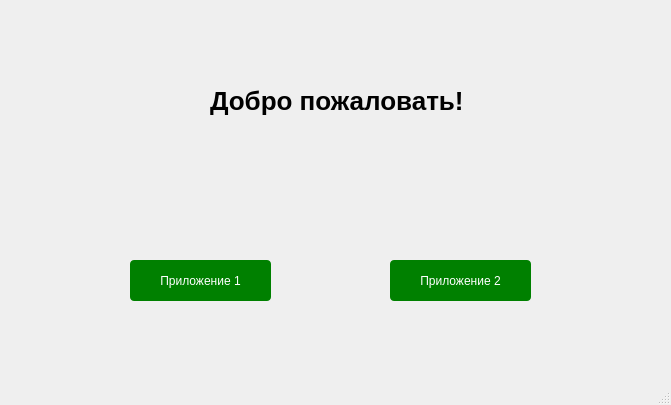
First picture: the form in lab_6/mainwindow.ui, repository Manakoff/2-, before the edit.
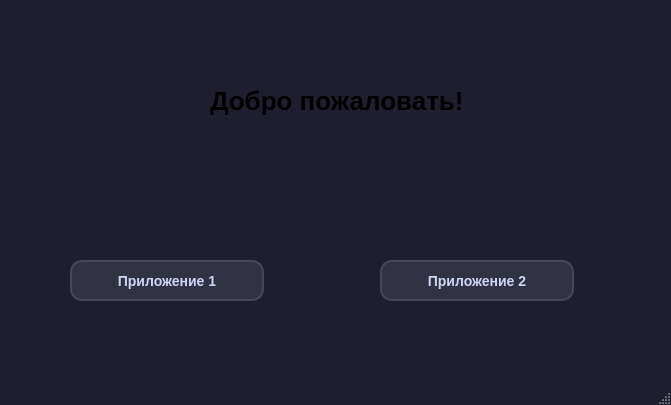
Second picture: the form after the edit.

The edit to the form file:
```diff
--- a/lab_6/mainwindow.ui
+++ b/lab_6/mainwindow.ui
@@ -13,25 +13,45 @@
   <property name="windowTitle">
    <string>Меню</string>
   </property>
+  <property name="styleSheet">
+   <string notr="true">QMainWindow, QDialog {
+    background-color: #1e1e2e;
+}</string>
+  </property>
   <widget class="QWidget" name="centralwidget">
    <widget class="QPushButton" name="on_btnProgram1">
     <property name="geometry">
      <rect>
-      <x>130</x>
+      <x>70</x>
       <y>260</y>
-      <width>141</width>
+      <width>194</width>
       <height>41</height>
      </rect>
     </property>
     <property name="styleSheet">
-     <string notr="true">QPushButton {
-    background-color: green;
-    color: white;
-    border-radius: 4px;
+     <string notr="true">QPushButton 
+{
+    background-color: #313244;
+    color: #cdd6f4;
+    border-radius: 12px;
+    border: 2px solid #45475a;
+    font-family: &quot;Segoe UI&quot;, sans-serif;
+    font-size: 14px;
+    font-weight: bold;
+    padding: 10px 20px;
+    min-width: 150px;
+}
+QPushButton:hover
+ {
+    background-color: #89b4fa; 
+    color: #11111b;
+    border: 2px solid #b4befe;
 }
 
-QPushButton:hover {
-    background-color: darkgreen;
+QPushButton:pressed 
+{
+    background-color: #b4befe;
+    padding-top: 12px;
 }</string>
     </property>
     <property name="text">
@@ -41,21 +61,37 @@
    <widget class="QPushButton" name="on_btnProgram2">
     <property name="geometry">
      <rect>
-      <x>390</x>
+      <x>380</x>
       <y>260</y>
-      <width>141</width>
+      <width>194</width>
       <height>41</height>
      </rect>
     </property>
     <property name="styleSheet">
-     <string notr="true">QPushButton {
-    background-color: green;
-    color: white;
-    border-radius: 4px;
+     <string notr="true">QPushButton 
+{
+    background-color: #313244;
+    color: #cdd6f4;
+    border-radius: 12px;
+    border: 2px solid #45475a;
+    font-family: &quot;Segoe UI&quot;, sans-serif;
+    font-size: 14px;
+    font-weight: bold;
+    padding: 10px 20px;
+    min-width: 150px;
 }
 
-QPushButton:hover {
-    background-color: darkgreen;
+QPushButton:hover 
+{
+    background-color: #89b4fa;
+    color: #11111b;
+    border: 2px solid #b4befe;
+}
+
+QPushButton:pressed
+ {
+    background-color: #b4befe;
+    padding-top: 12px; 
 }</string>
     </property>
     <property name="text">
```
